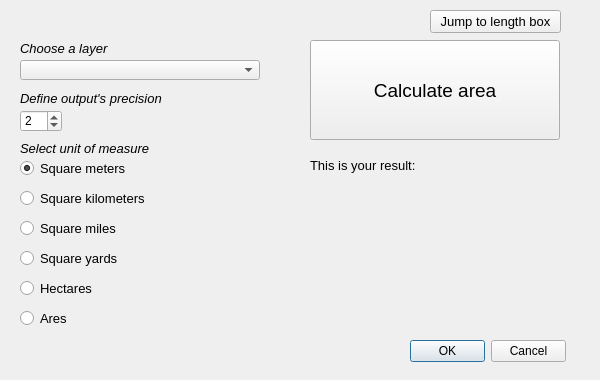
The window that ALCalculator_dialog_base.ui (pankonduktortoja/Quick-area-and-length-calculator) describes before a commit, drawn with Qt 5.
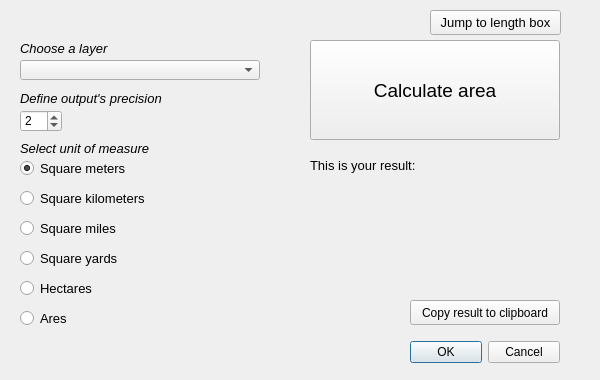
The same window after the commit. The open tabs and pages were chosen to show the change. Custom widgets are drawn as their Qt base class.

What changed in the file:
```diff
--- a/ALCalculator_dialog_base.ui
+++ b/ALCalculator_dialog_base.ui
@@ -35,8 +35,8 @@
     <rect>
      <x>410</x>
      <y>340</y>
-     <width>156</width>
-     <height>23</height>
+     <width>150</width>
+     <height>25</height>
     </rect>
    </property>
    <property name="font">
@@ -60,6 +60,11 @@
      <height>321</height>
     </rect>
    </property>
+   <property name="font">
+    <font>
+     <family>Arial</family>
+    </font>
+   </property>
    <property name="currentIndex">
     <number>1</number>
    </property>
@@ -326,7 +331,7 @@
        <x>420</x>
        <y>0</y>
        <width>131</width>
-       <height>23</height>
+       <height>25</height>
       </rect>
      </property>
      <property name="font">
@@ -407,6 +412,19 @@
       </rect>
      </property>
     </widget>
+    <widget class="QPushButton" name="pbAreaClipboard">
+     <property name="geometry">
+      <rect>
+       <x>400</x>
+       <y>290</y>
+       <width>150</width>
+       <height>25</height>
+      </rect>
+     </property>
+     <property name="text">
+      <string>Copy result to clipboard</string>
+     </property>
+    </widget>
    </widget>
    <widget class="QWidget" name="length">
     <widget class="QPushButton" name="pbLengthCalc">
```
Left out of the diff: 17 changed lines with no effect on the pictures.
